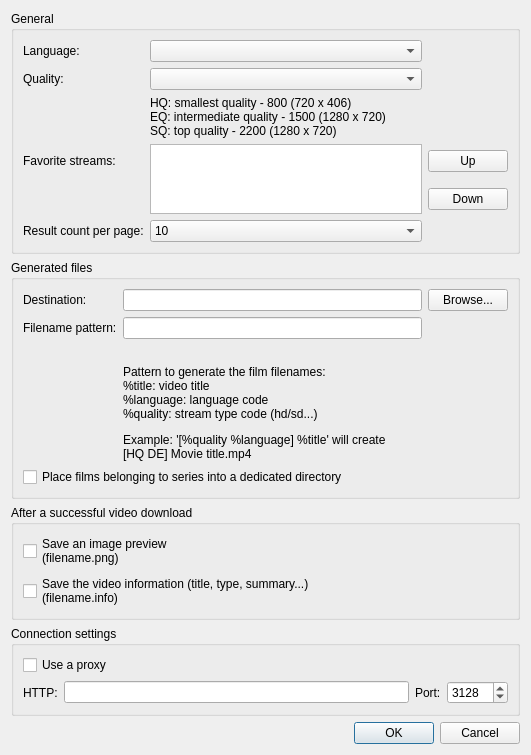
First picture: the form in preferencedialog.ui, repository Tofee/artefetcher, before the edit.
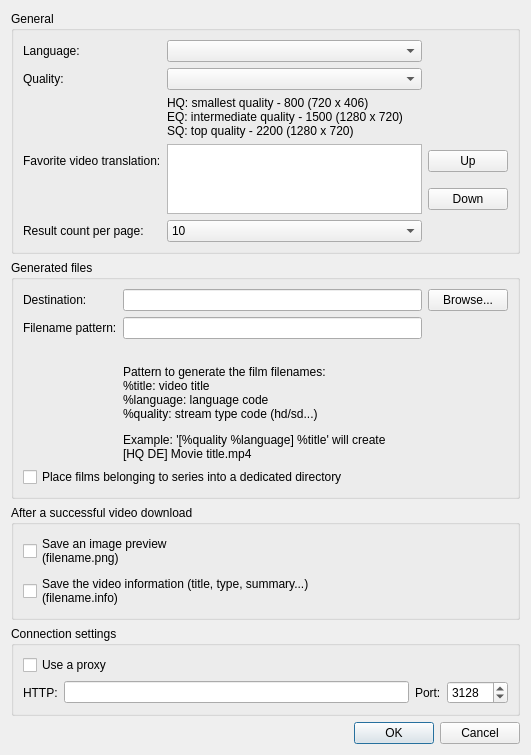
Second picture: the form after the edit.

What changed in the file:
```diff
--- a/preferencedialog.ui
+++ b/preferencedialog.ui
@@ -213,7 +213,7 @@
       <item row="3" column="0">
        <widget class="QLabel" name="label_8">
         <property name="text">
-         <string>Favorite streams:</string>
+         <string>Favorite video translation:</string>
         </property>
        </widget>
       </item>
```
Left out of the diff: 5 changed lines with no effect on the pictures.
